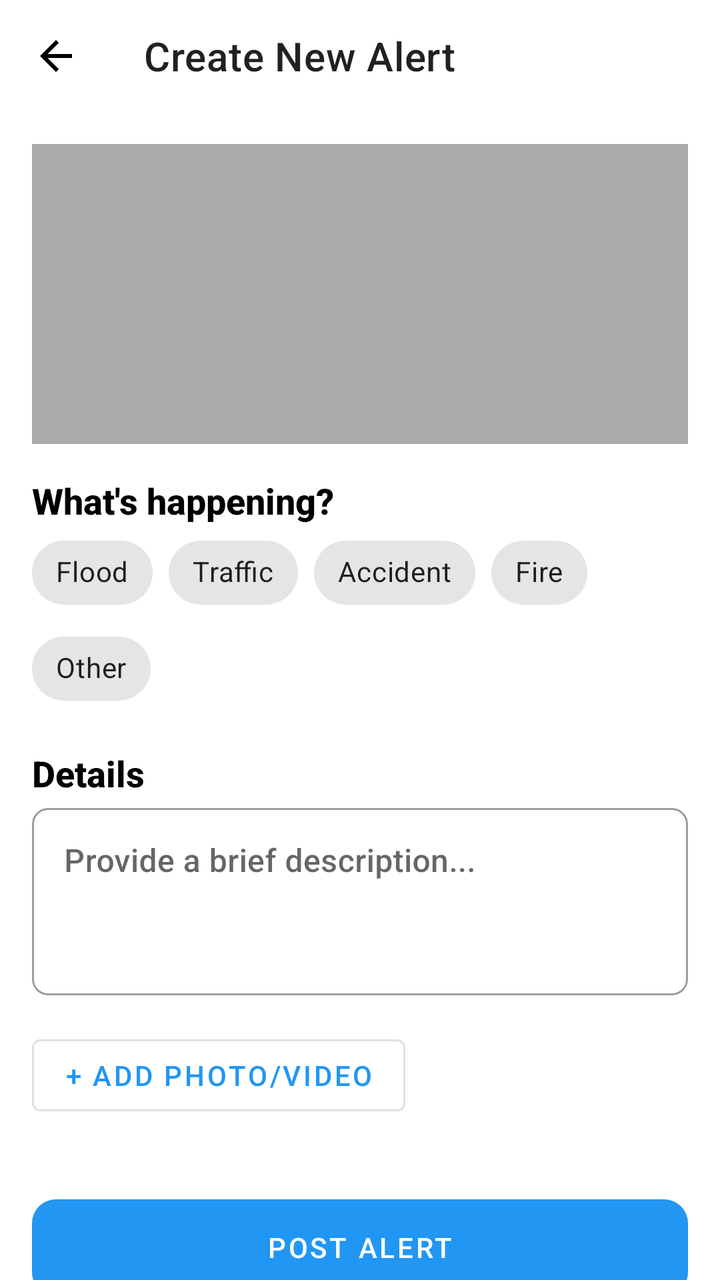
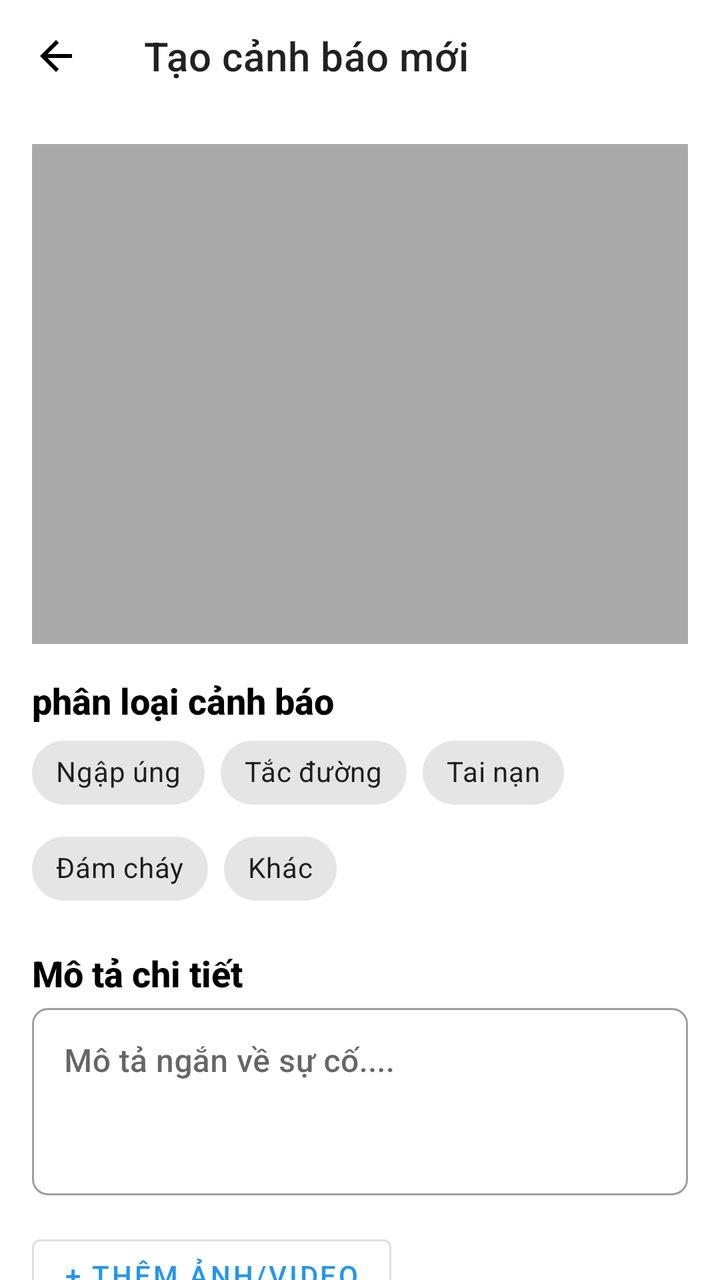

Compare the two renders of this Android layout. The source of the first and the diff that turns it into the second are given below.
<!-- AndroidManifest.xml: activity theme Theme.CommunityAlert -->
<!-- res/layout/activity_create_alert.xml -->
<?xml version="1.0" encoding="utf-8"?>
<LinearLayout xmlns:android="http://schemas.android.com/apk/res/android"
    xmlns:app="http://schemas.android.com/apk/res-auto"
    xmlns:tools="http://schemas.android.com/tools"
    android:layout_width="match_parent"
    android:layout_height="match_parent"
    android:orientation="vertical"
    tools:context=".CreateAlertActivity">

    <com.google.android.material.appbar.MaterialToolbar
        android:id="@+id/toolbar"
        android:layout_width="match_parent"
        android:layout_height="?attr/actionBarSize"
        app:title="Create New Alert"
        app:navigationIcon="@drawable/ic_baseline_arrow_back_24" />

    <androidx.core.widget.NestedScrollView
        android:layout_width="match_parent"
        android:layout_height="match_parent">

        <LinearLayout
            android:layout_width="match_parent"
            android:layout_height="wrap_content"
            android:orientation="vertical"
            android:padding="16dp">

            <ImageView
                android:id="@+id/img_map_snapshot"
                android:layout_width="match_parent"
                android:layout_height="150dp"
                android:background="@android:color/darker_gray"
                android:scaleType="centerCrop"
                android:contentDescription="Map Snapshot"/>

            <TextView
                android:layout_width="wrap_content"
                android:layout_height="wrap_content"
                android:text="What's happening?"
                android:textSize="18sp"
                android:textStyle="bold"
                android:textColor="@color/black"
                android:layout_marginTop="16dp"/>

            <com.google.android.material.chip.ChipGroup
                android:id="@+id/chip_group_category"
                android:layout_width="match_parent"
                android:layout_height="wrap_content"
                app:singleSelection="true">

                <com.google.android.material.chip.Chip
                    android:id="@+id/chip_flood"
                    style="@style/Widget.MaterialComponents.Chip.Choice"
                    android:layout_width="wrap_content"
                    android:layout_height="wrap_content"
                    android:text="Flood"
                    app:chipIcon="@drawable/ic_baseline_warning_24"/>

                <com.google.android.material.chip.Chip
                    android:id="@+id/chip_traffic"
                    style="@style/Widget.MaterialComponents.Chip.Choice"
                    android:layout_width="wrap_content"
                    android:layout_height="wrap_content"
                    android:text="Traffic" />

                <com.google.android.material.chip.Chip
                    android:id="@+id/chip_accident"
                    style="@style/Widget.MaterialComponents.Chip.Choice"
                    android:layout_width="wrap_content"
                    android:layout_height="wrap_content"
                    android:text="Accident"/>

                <com.google.android.material.chip.Chip
                    android:id="@+id/chip_fire"
                    style="@style/Widget.MaterialComponents.Chip.Choice"
                    android:layout_width="wrap_content"
                    android:layout_height="wrap_content"
                    android:text="Fire"/>

                <com.google.android.material.chip.Chip
                    android:id="@+id/chip_other"
                    style="@style/Widget.MaterialComponents.Chip.Choice"
                    android:layout_width="wrap_content"
                    android:layout_height="wrap_content"
                    android:text="Other"/>
            </com.google.android.material.chip.ChipGroup>

            <TextView
                android:layout_width="wrap_content"
                android:layout_height="wrap_content"
                android:text="Details"
                android:textSize="18sp"
                android:textStyle="bold"
                android:textColor="@color/black"
                android:layout_marginTop="16dp"/>

            <com.google.android.material.textfield.TextInputLayout
                android:layout_width="match_parent"
                android:layout_height="wrap_content"
                style="@style/Widget.MaterialComponents.TextInputLayout.OutlinedBox"
                android:hint="Provide a brief description..."
                app:boxCornerRadiusBottomEnd="8dp"
                app:boxCornerRadiusBottomStart="8dp"
                app:boxCornerRadiusTopEnd="8dp"
                app:boxCornerRadiusTopStart="8dp">

                <com.google.android.material.textfield.TextInputEditText
                    android:id="@+id/et_details"
                    android:layout_width="match_parent"
                    android:layout_height="wrap_content"
                    android:minLines="3"
                    android:gravity="top"/>
            </com.google.android.material.textfield.TextInputLayout>

            <com.google.android.material.button.MaterialButton
                android:id="@+id/btn_add_photo"
                style="@style/Widget.MaterialComponents.Button.OutlinedButton"
                android:layout_width="wrap_content"
                android:layout_height="wrap_content"
                android:text="+ Add Photo/Video"
                android:layout_marginTop="16dp"/>

            <com.google.android.material.button.MaterialButton
                android:id="@+id/btn_post_alert"
                android:layout_width="match_parent"
                android:layout_height="60dp"
                android:text="Post Alert"
                app:cornerRadius="12dp"
                android:layout_marginTop="32dp"/>

        </LinearLayout>
    </androidx.core.widget.NestedScrollView>
</LinearLayout>
<!-- resources referenced by this layout -->
<resources>
  <color name="black">#FF000000</color>
  <!-- drawable ic_baseline_arrow_back_24 (drawable) -->
  <vector xmlns:android="http://schemas.android.com/apk/res/android" android:autoMirrored="true" android:height="24dp" android:tint="#000000" android:viewportHeight="960" android:viewportWidth="960" android:width="24dp">
        
      <path android:fillColor="@android:color/white" android:pathData="M313,520L537,744L480,800L160,480L480,160L537,216L313,440L800,440L800,520L313,520Z"/>
      
  </vector>
  <!-- drawable ic_baseline_warning_24 (drawable) -->
  <vector xmlns:android="http://schemas.android.com/apk/res/android" android:height="24dp" android:tint="#000000" android:viewportHeight="960" android:viewportWidth="960" android:width="24dp">
        
      <path android:fillColor="@android:color/white" android:pathData="M480,680Q497,680 508.5,668.5Q520,657 520,640Q520,623 508.5,611.5Q497,600 480,600Q463,600 451.5,611.5Q440,623 440,640Q440,657 451.5,668.5Q463,680 480,680ZM440,520L520,520L520,280L440,280L440,520ZM480,880Q397,880 324,848.5Q251,817 197,763Q143,709 111.5,636Q80,563 80,480Q80,397 111.5,324Q143,251 197,197Q251,143 324,111.5Q397,80 480,80Q563,80 636,111.5Q709,143 763,197Q817,251 848.5,324Q880,397 880,480Q880,563 848.5,636Q817,709 763,763Q709,817 636,848.5Q563,880 480,880ZM480,800Q614,800 707,707Q800,614 800,480Q800,346 707,253Q614,160 480,160Q346,160 253,253Q160,346 160,480Q160,614 253,707Q346,800 480,800ZM480,480Q480,480 480,480Q480,480 480,480Q480,480 480,480Q480,480 480,480Q480,480 480,480Q480,480 480,480Q480,480 480,480Q480,480 480,480Z"/>
      
  </vector>
  <style name="Theme.CommunityAlert" parent="Theme.MaterialComponents.Light.NoActionBar">
          <item name="colorPrimary">@color/blue_500</item>
          <item name="colorPrimaryVariant">@color/blue_500</item>
          <item name="colorOnPrimary">@color/white</item>
          <item name="colorSecondary">@color/green_500</item>
          <item name="colorSecondaryVariant">@color/green_500</item>
          <item name="colorOnSecondary">@color/white</item>
          <item name="android:statusBarColor" tools:targetApi="l">?attr/colorPrimaryVariant</item>
          <item name="fontFamily">sans-serif-medium</item> </style>
  <color name="blue_500">#2196F3</color>
  <color name="white">#FFFFFFFF</color>
  <color name="green_500">#4CAF50</color>
</resources>

<!-- the commit's change to res/layout/activity_create_alert.xml (unified diff, before → after) -->
@@ -11,7 +11,7 @@
         android:id="@+id/toolbar"
         android:layout_width="match_parent"
         android:layout_height="?attr/actionBarSize"
-        app:title="Create New Alert"
+        app:title="Tạo cảnh báo mới"
         app:navigationIcon="@drawable/ic_baseline_arrow_back_24" />
 
     <androidx.core.widget.NestedScrollView
@@ -27,7 +27,7 @@
             <ImageView
                 android:id="@+id/img_map_snapshot"
                 android:layout_width="match_parent"
-                android:layout_height="150dp"
+                android:layout_height="250dp"
                 android:background="@android:color/darker_gray"
                 android:scaleType="centerCrop"
                 android:contentDescription="Map Snapshot"/>
@@ -35,7 +35,7 @@
             <TextView
                 android:layout_width="wrap_content"
                 android:layout_height="wrap_content"
-                android:text="What's happening?"
+                android:text="phân loại cảnh báo"
                 android:textSize="18sp"
                 android:textStyle="bold"
                 android:textColor="@color/black"
@@ -52,7 +52,7 @@
                     style="@style/Widget.MaterialComponents.Chip.Choice"
                     android:layout_width="wrap_content"
                     android:layout_height="wrap_content"
-                    android:text="Flood"
+                    android:text="Ngập úng"
                     app:chipIcon="@drawable/ic_baseline_warning_24"/>
 
                 <com.google.android.material.chip.Chip
@@ -60,34 +60,34 @@
                     style="@style/Widget.MaterialComponents.Chip.Choice"
                     android:layout_width="wrap_content"
                     android:layout_height="wrap_content"
-                    android:text="Traffic" />
+                    android:text="Tắc đường" />
 
                 <com.google.android.material.chip.Chip
                     android:id="@+id/chip_accident"
                     style="@style/Widget.MaterialComponents.Chip.Choice"
                     android:layout_width="wrap_content"
                     android:layout_height="wrap_content"
-                    android:text="Accident"/>
+                    android:text="Tai nạn"/>
 
                 <com.google.android.material.chip.Chip
                     android:id="@+id/chip_fire"
                     style="@style/Widget.MaterialComponents.Chip.Choice"
                     android:layout_width="wrap_content"
                     android:layout_height="wrap_content"
-                    android:text="Fire"/>
+                    android:text="Đám cháy"/>
 
                 <com.google.android.material.chip.Chip
                     android:id="@+id/chip_other"
                     style="@style/Widget.MaterialComponents.Chip.Choice"
                     android:layout_width="wrap_content"
                     android:layout_height="wrap_content"
-                    android:text="Other"/>
+                    android:text="Khác"/>
             </com.google.android.material.chip.ChipGroup>
 
             <TextView
                 android:layout_width="wrap_content"
                 android:layout_height="wrap_content"
-                android:text="Details"
+                android:text="Mô tả chi tiết"
                 android:textSize="18sp"
                 android:textStyle="bold"
                 android:textColor="@color/black"
@@ -97,7 +97,7 @@
                 android:layout_width="match_parent"
                 android:layout_height="wrap_content"
                 style="@style/Widget.MaterialComponents.TextInputLayout.OutlinedBox"
-                android:hint="Provide a brief description..."
+                android:hint="Mô tả ngắn về sự cố...."
                 app:boxCornerRadiusBottomEnd="8dp"
                 app:boxCornerRadiusBottomStart="8dp"
                 app:boxCornerRadiusTopEnd="8dp"
@@ -116,14 +116,14 @@
                 style="@style/Widget.MaterialComponents.Button.OutlinedButton"
                 android:layout_width="wrap_content"
                 android:layout_height="wrap_content"
-                android:text="+ Add Photo/Video"
+                android:text="+ Thêm ảnh/video"
                 android:layout_marginTop="16dp"/>
 
             <com.google.android.material.button.MaterialButton
                 android:id="@+id/btn_post_alert"
                 android:layout_width="match_parent"
                 android:layout_height="60dp"
-                android:text="Post Alert"
+                android:text="Đăng cảnh báo"
                 app:cornerRadius="12dp"
                 android:layout_marginTop="32dp"/>
 
